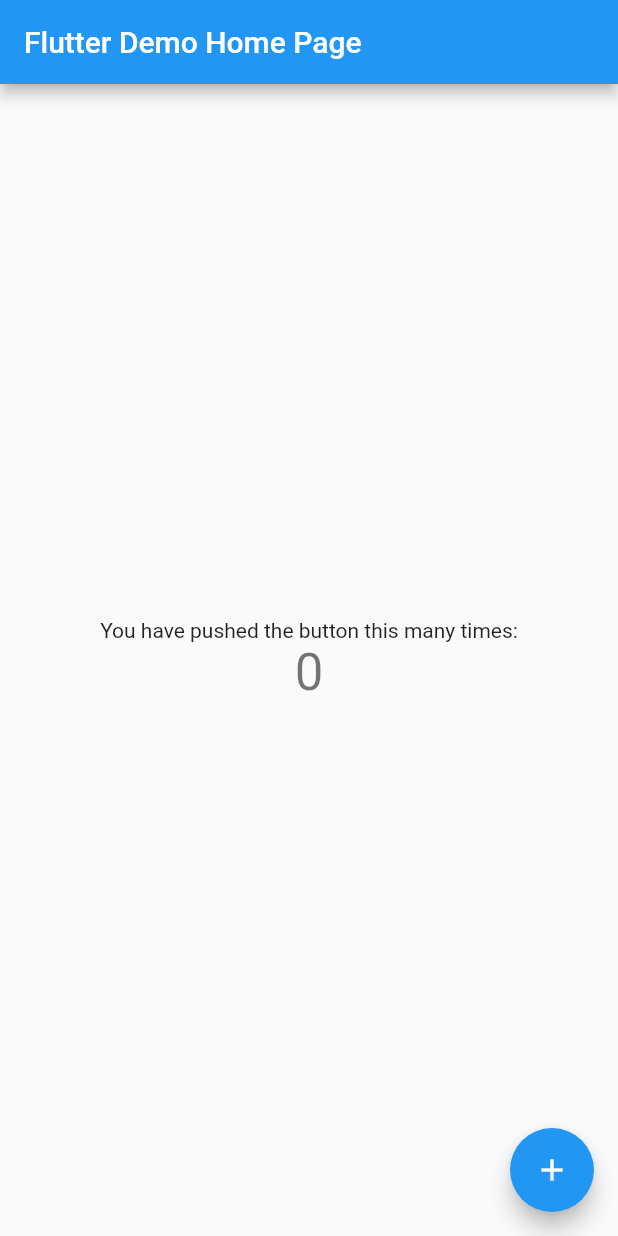
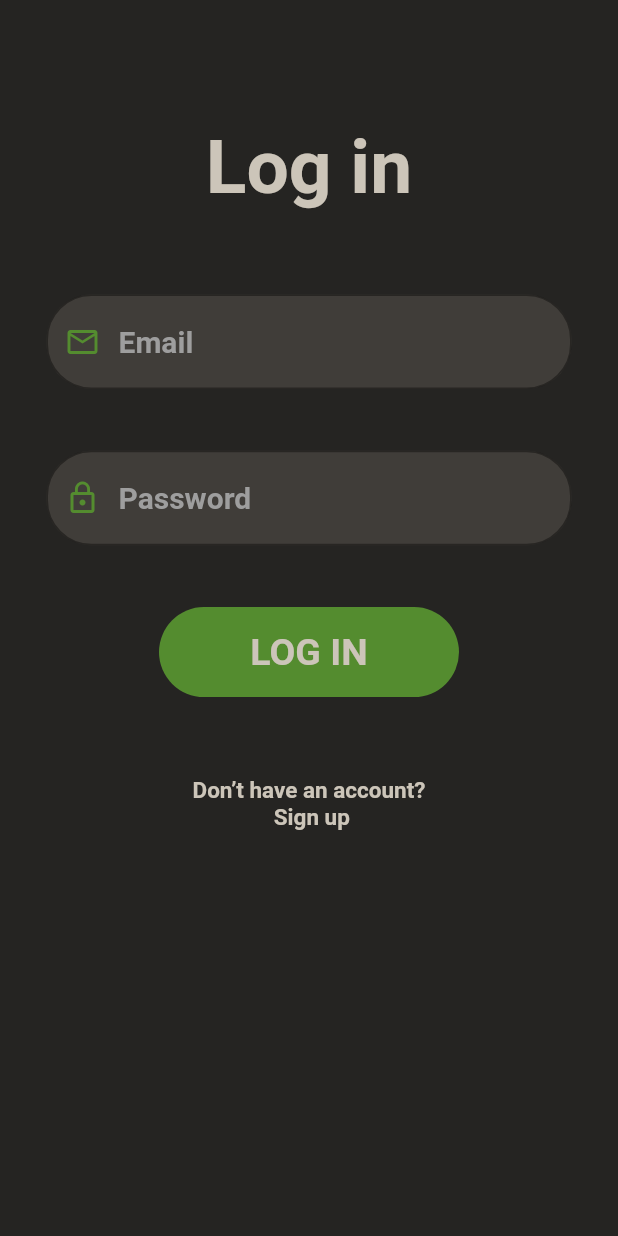
Before and after one commit to Vincent401/NachhilfeApp_Frontend, a Flutter app: the screen it shows after launch, on a phone screen of 412 x 824 dp. Run offline on Flutter 3.47's test engine with Material 2 defaults, Android fonts, the phone set to English and light mode, and no system bars; our stand-ins replace cloud_firestore, firebase_auth, firebase_core; accounts and stored records are empty.

Commit message:
Grundstrucktur ist fertig Anmelden mit Email und Password über Firebase implementiert

```diff
--- /dev/null
+++ b/lib/help/variables.dart
@@ -0,0 +1,20 @@
+import 'package:cloud_firestore/cloud_firestore.dart';
+import 'package:flutter/material.dart';
+
+class style{
+  static const Color accent = Color(0xFF548c2f); //Color(0x00548c2f)
+  static const Color text = Color(0xFFCCC5B9);
+  static const Color back = Color(0xFF252422);
+  static const Color lightback = Color(0xFF403D39);
+}
+
+TextStyle mystyle(double size, [ Color color = style.text, FontWeight fw = FontWeight.w700]){
+  return TextStyle(
+    inherit: true,
+    fontSize: size,
+    color: color,
+    fontWeight: fw,
+  );
+}
+
+CollectionReference usercollection = FirebaseFirestore.instance.collection('users');
--- /dev/null
+++ b/lib/login/loginscreen.dart
@@ -0,0 +1,115 @@
+import 'package:firebase_auth/firebase_auth.dart';
+import 'package:flutter/cupertino.dart';
+import 'package:flutter/material.dart';
+import 'package:nachhilfe_app/help/variables.dart';
+import 'package:nachhilfe_app/login/signupscreen.dart';
+
+class LoginPage extends StatefulWidget {
+  const LoginPage({Key? key}) : super(key: key);
+
+  @override
+  State<LoginPage> createState() => _LoginPageState();
+}
+
+class _LoginPageState extends State<LoginPage> {
+  TextEditingController emailcontroller = TextEditingController();
+  TextEditingController passwordcontroller = TextEditingController();
+  @override
+  Widget build(BuildContext context) {
+    return Scaffold(
+      backgroundColor: style.back,
+      body: Center(
+        child: Column(
+          children: [
+            SizedBox(height: MediaQuery.of(context).size.height /10,),
+            Container(
+              alignment: Alignment.center,
+              width: MediaQuery.of(context).size.width,
+              child: Text('Log in', style: mystyle(50, style.text),),
+            ),
+            SizedBox(height: MediaQuery.of(context).size.height /15,),
+            Container(
+              alignment: Alignment.center,
+              width: MediaQuery.of(context).size.width > 350 ? 350 : MediaQuery.of(context).size.width,
+              decoration: const BoxDecoration(
+                borderRadius: BorderRadius.all(Radius.circular(30)),
+                color: style.lightback,
+              ),
+              child: TextField(
+                    style: mystyle(18, style.text),
+                    controller: emailcontroller,
+                    cursorColor: style.accent,
+                    decoration: InputDecoration(
+                      hintText: 'Email',
+                      prefixIcon: const Icon(Icons.mail_outline_outlined, color: style.accent,),
+                      prefixStyle: mystyle(20, style.accent),
+                      hintStyle: mystyle(20, Colors.grey,FontWeight.w700),
+                        border: OutlineInputBorder(borderRadius: BorderRadius.circular(30)),
+                        focusedBorder: OutlineInputBorder(
+                          borderSide: const BorderSide(width: 2, color: style.accent),
+                          borderRadius: BorderRadius.circular(30),
+                        )
+                ),
+              ),
+            ),
+            SizedBox(height: MediaQuery.of(context).size.height /20,),
+            Container(
+              alignment: Alignment.center,
+              width: MediaQuery.of(context).size.width > 350 ? 350 : MediaQuery.of(context).size.width,
+              decoration: const BoxDecoration(
+                borderRadius: BorderRadius.all(Radius.circular(30)),
+                color: style.lightback,
+              ),
+              child: TextField(
+                style: mystyle(18, style.text),
+                controller: passwordcontroller,
+                obscureText: true,
+                cursorColor: style.accent,
+                decoration: InputDecoration(
+                  hintText: 'Password',
+                  prefixIcon: const Icon(Icons.lock_outline, color: style.accent,),
+                  hintStyle: mystyle(20, Colors.grey,FontWeight.w700),
+                  border: OutlineInputBorder(borderRadius: BorderRadius.circular(30)),
+                  focusedBorder: OutlineInputBorder(
+                    borderSide: const BorderSide(width: 2, color: style.accent),
+                    borderRadius: BorderRadius.circular(30),
+                  )
+                ),
+              ),
+            ),
+            SizedBox(height: MediaQuery.of(context).size.height /20,),
+            InkWell(
+              onTap: (){
+                try {
+                  FirebaseAuth.instance.signInWithEmailAndPassword(email: emailcontroller.text, password: passwordcontroller.text);
+                }catch(e){}
+              },
+              child: Container(
+                width: MediaQuery.of(context).size.width > 200 ? 200 : MediaQuery.of(context).size.width,
+                height: 60,
+                decoration: BoxDecoration(
+                  borderRadius: BorderRadius.circular(30),
+                  color: style.accent
+                ),
+                child: Center(
+                  child: Text('LOG IN', style: mystyle(25, style.text),),
+                ),
+              ),
+            ),
+            SizedBox(height: MediaQuery.of(context).size.height /20,),
+            InkWell(
+              onTap: ()=> Navigator.push(context, MaterialPageRoute(builder: (context)=>const SignUpPage())),
+              child: Container(
+                width: MediaQuery.of(context).size.width > 200 ? 200 : MediaQuery.of(context).size.width,
+                height: 60,
+                child: Center(
+                  child: Text('Don’t have an account? \n Sign up', style: mystyle(15, style.text), textAlign: TextAlign.center,),
+                ),
+              ),
+            ),
+          ],
+        ),
+      ),
+    );
+  }
+}
--- a/lib/main.dart
+++ b/lib/main.dart
@@ -1,6 +1,17 @@
+import 'package:firebase_auth/firebase_auth.dart';
+import 'package:firebase_core/firebase_core.dart';
 import 'package:flutter/material.dart';
+import 'package:nachhilfe_app/login/loginscreen.dart';
+import 'package:nachhilfe_app/login/signupscreen.dart';
 
-void main() {
+import 'Screens/homescreen.dart';
+import 'firebase_options.dart';
+
+void main() async {
+  WidgetsFlutterBinding.ensureInitialized();
+  await Firebase.initializeApp(
+    options: DefaultFirebaseOptions.currentPlatform,
+  );
   runApp(const MyApp());
 }
 
@@ -10,58 +21,41 @@
   // This widget is the root of your application.
   @override
   Widget build(BuildContext context) {
-    return MaterialApp(
-      title: 'Flutter Demo',
-      theme: ThemeData(
-        primarySwatch: Colors.blue,
-      ),
-      home: const MyHomePage(title: 'Flutter Demo Home Page'),
+    return const MaterialApp(
+      debugShowCheckedModeBanner: false,
+      home: NavigationPage()//HomePage(),
     );
   }
 }
 
-class MyHomePage extends StatefulWidget {
-  const MyHomePage({super.key, required this.title});
-  final String title;
+class NavigationPage extends StatefulWidget {
+  const NavigationPage({Key? key}) : super(key: key);
 
   @override
-  State<MyHomePage> createState() => _MyHomePageState();
+  State<NavigationPage> createState() => _NavigationPageState();
 }
 
-class _MyHomePageState extends State<MyHomePage> {
-  int _counter = 0;
-
-  void _incrementCounter() {
-    setState(() {
-      _counter++;
+class _NavigationPageState extends State<NavigationPage> {
+  bool isSigned = false;
+  @override
+  void initState() {
+    super.initState();
+    FirebaseAuth.instance.authStateChanges().listen((user) {
+      if (user != null){
+        setState(() {
+          isSigned = true;
+        });
+      }else{
+        setState(() {
+          isSigned = false;
+        });
+      }
     });
   }
-
   @override
   Widget build(BuildContext context) {
     return Scaffold(
-      appBar: AppBar(
-        title: Text(widget.title),
-      ),
-      body: Center(
-        child: Column(
-          mainAxisAlignment: MainAxisAlignment.center,
-          children: <Widget>[
-            const Text(
-              'You have pushed the button this many times:',
-            ),
-            Text(
-              '$_counter',
-              style: Theme.of(context).textTheme.headline4,
-            ),
-          ],
-        ),
-      ),
-      floatingActionButton: FloatingActionButton(
-        onPressed: _incrementCounter,
-        tooltip: 'Increment',
-        child: const Icon(Icons.add),
-      ), // This trailing comma makes auto-formatting nicer for build methods.
+      body: isSigned == false ? const LoginPage() : const HomePage(),
     );
   }
 }
--- a/pubspec.yaml
+++ b/pubspec.yaml
@@ -31,6 +31,9 @@
 dependencies:
   flutter:
     sdk: flutter
+  firebase_auth:
+  cloud_firestore:
+  firebase_core:
 
 
   # The following adds the Cupertino Icons font to your application.
```
Also changed, not shown: lib/Screens/chatscreen.dart (added, +16 -0 lines), lib/Screens/homescreen.dart (added, +58 -0 lines), lib/Screens/startscreen.dart (added, +16 -0 lines), lib/Screens/taskscreen.dart (added, +40 -0 lines), lib/login/signupscreen.dart (added, +307 -0 lines), lib/chat/chatscreen.dart (added), lib/firebase_options.dart (added), pubspec.lock, 2 other files.
